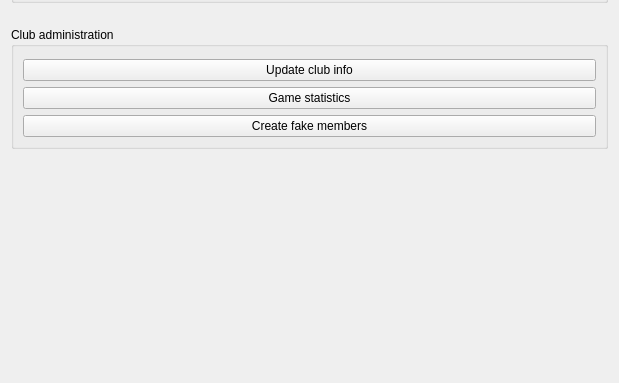
First picture: the form in src/EmptySessionPage.ui, repository simophin/game-matcher-qt, before the edit; both pictures show x 0 to 619 and y 250 to 633 of the 619 by 633 pixel window.
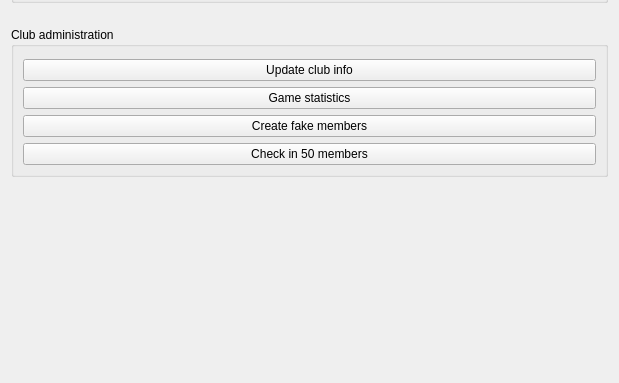
Second picture: the form after the edit.

What changed in the file:
```diff
--- a/src/EmptySessionPage.ui
+++ b/src/EmptySessionPage.ui
@@ -104,6 +104,13 @@
           </property>
          </widget>
         </item>
+        <item>
+         <widget class="QPushButton" name="checkInRandomButton">
+          <property name="text">
+           <string>Check in 50 members</string>
+          </property>
+         </widget>
+        </item>
        </layout>
       </widget>
      </item>
```
